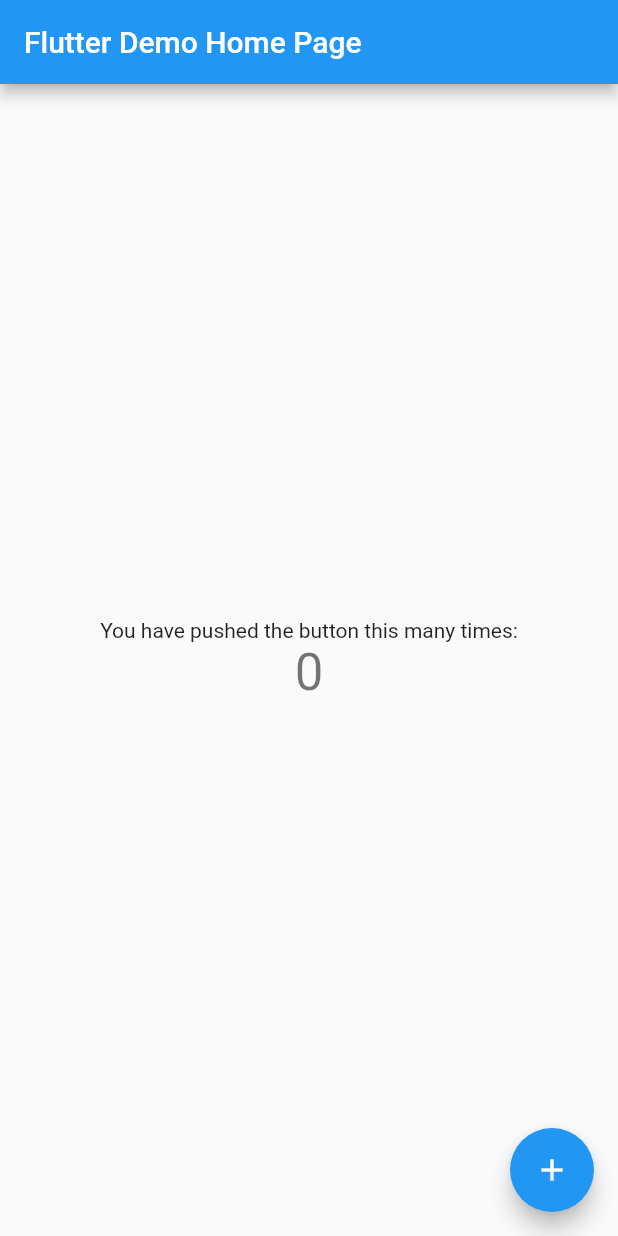
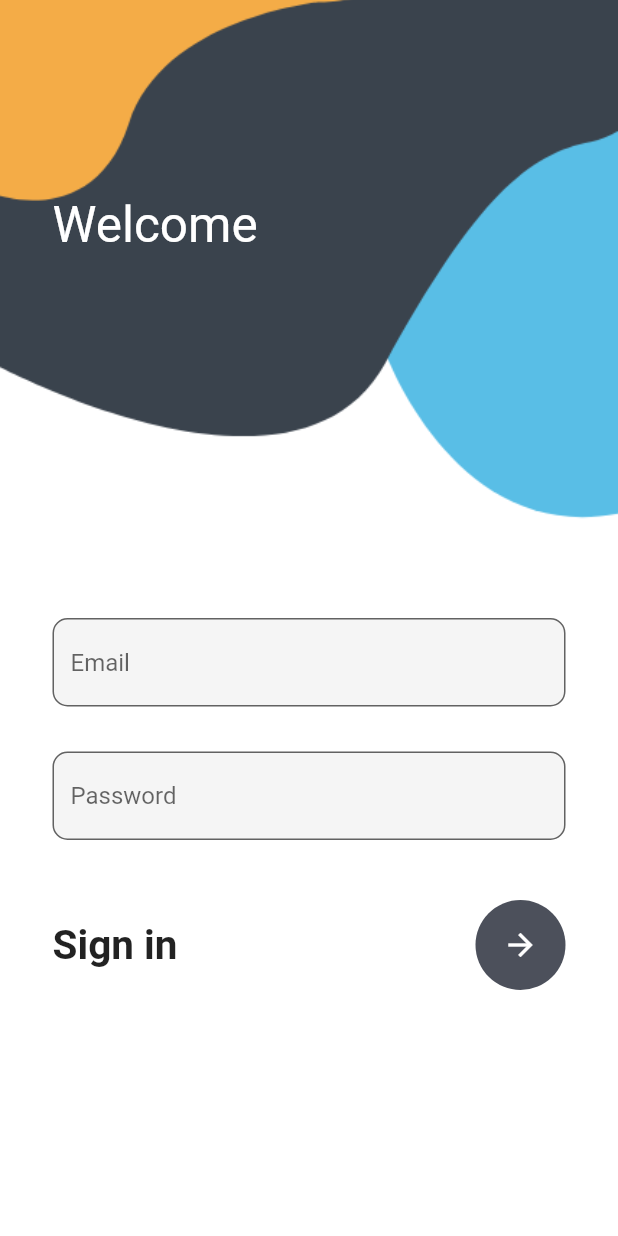
Before and after one commit to abdulawalarif/personal_blog, a Flutter app: the screen it shows after launch, on a phone screen of 412 x 824 dp. Run offline on Flutter 3.47's test engine with Material 2 defaults, Android fonts, the phone set to English and light mode, and no system bars.

Commit message:
Login screen UI

```diff
--- /dev/null
+++ b/lib/constant/global_varibale.dart
@@ -0,0 +1 @@
+String uri = "https://apitest.hotelsetting.com/api";
--- a/lib/main.dart
+++ b/lib/main.dart
@@ -1,4 +1,5 @@
 import 'package:flutter/material.dart';
+import 'package:personal_blog/screens/login.dart';
 
 void main() {
   runApp(const MyApp());
@@ -6,110 +7,13 @@ void main() {
 
 class MyApp extends StatelessWidget {
   const MyApp({super.key});
-
-  // This widget is the root of your application.
   @override
   Widget build(BuildContext context) {
     return MaterialApp(
-      title: 'Flutter Demo',
-      theme: ThemeData(
-        // This is the theme of your application.
-        //
-        // Try running your application with "flutter run". You'll see the
-        // application has a blue toolbar. Then, without quitting the app, try
-        // changing the primarySwatch below to Colors.green and then invoke
-        // "hot reload" (press "r" in the console where you ran "flutter run",
-        // or simply save your changes to "hot reload" in a Flutter IDE).
-        // Notice that the counter didn't reset back to zero; the application
-        // is not restarted.
-        primarySwatch: Colors.blue,
-      ),
-      home: const MyHomePage(title: 'Flutter Demo Home Page'),
-    );
+        title: 'Flutter Demo',
+        theme: ThemeData(
+          primarySwatch: Colors.blue,
+        ),
+        home: MyLogin());
   }
 }
-
-class MyHomePage extends StatefulWidget {
-  const MyHomePage({super.key, required this.title});
-
-  // This widget is the home page of your application. It is stateful, meaning
-  // that it has a State object (defined below) that contains fields that affect
-  // how it looks.
-
-  // This class is the configuration for the state. It holds the values (in this
-  // case the title) provided by the parent (in this case the App widget) and
-  // used by the build method of the State. Fields in a Widget subclass are
-  // always marked "final".
-
-  final String title;
-
-  @override
-  State<MyHomePage> createState() => _MyHomePageState();
-}
-
-class _MyHomePageState extends State<MyHomePage> {
-  int _counter = 0;
-
-  void _incrementCounter() {
-    setState(() {
-      // This call to setState tells the Flutter framework that something has
-      // changed in this State, which causes it to rerun the build method below
-      // so that the display can reflect the updated values. If we changed
-      // _counter without calling setState(), then the build method would not be
-      // called again, and so nothing would appear to happen.
-      _counter++;
-    });
-  }
-
-  @override
-  Widget build(BuildContext context) {
-    // This method is rerun every time setState is called, for instance as done
-    // by the _incrementCounter method above.
-    //
-    // The Flutter framework has been optimized to make rerunning build methods
-    // fast, so that you can just rebuild anything that needs updating rather
-    // than having to individually change instances of widgets.
-    return Scaffold(
-      appBar: AppBar(
-        // Here we take the value from the MyHomePage object that was created by
-        // the App.build method, and use it to set our appbar title.
-        title: Text(widget.title),
-      ),
-      body: Center(
-        // Center is a layout widget. It takes a single child and positions it
-        // in the middle of the parent.
-        child: Column(
-          // Column is also a layout widget. It takes a list of children and
-          // arranges them vertically. By default, it sizes itself to fit its
-          // children horizontally, and tries to be as tall as its parent.
-          //
-          // Invoke "debug painting" (press "p" in the console, choose the
-          // "Toggle Debug Paint" action from the Flutter Inspector in Android
-          // Studio, or the "Toggle Debug Paint" command in Visual Studio Code)
-          // to see the wireframe for each widget.
-          //
-          // Column has various properties to control how it sizes itself and
-          // how it positions its children. Here we use mainAxisAlignment to
-          // center the children vertically; the main axis here is the vertical
-          // axis because Columns are vertical (the cross axis would be
-          // horizontal).
-          mainAxisAlignment: MainAxisAlignment.center,
-          children: <Widget>[
-            const Text(
-              'You have pushed the button this many times:',
-            ),
-            Text(
-              '$_counter',
-              style: Theme.of(context).textTheme.headline4,
-            ),
-          ],
-        ),
-      ),
-      floatingActionButton: FloatingActionButton(
-        onPressed: _incrementCounter,
-        tooltip: 'Increment',
-        child: const Icon(Icons.add),
-      ), // This trailing comma makes auto-formatting nicer for build methods.
-    );
-  }
-}
--- /dev/null
+++ b/lib/screens/login.dart
@@ -0,0 +1,129 @@
+import 'package:flutter/material.dart';
+
+class MyLogin extends StatefulWidget {
+  const MyLogin({Key? key}) : super(key: key);
+
+  @override
+  _MyLoginState createState() => _MyLoginState();
+}
+
+class _MyLoginState extends State<MyLogin> {
+  late TextEditingController _emailController;
+  late TextEditingController _passwordController;
+  @override
+  void initState() {
+    super.initState();
+    _emailController = TextEditingController();
+    _passwordController = TextEditingController();
+  }
+
+  Future signIn() async {
+    showDialog(
+        context: context,
+        builder: (context) {
+          return const Center(
+            child: CircularProgressIndicator(),
+          );
+        });
+  }
+
+  @override
+  Widget build(BuildContext context) {
+    return Container(
+      decoration: BoxDecoration(
+        image: DecorationImage(
+            image: AssetImage('assets/login.png'), fit: BoxFit.cover),
+      ),
+      child: Scaffold(
+        backgroundColor: Colors.transparent,
+        body: Stack(
+          children: [
+            Container(),
+            Container(
+              padding: EdgeInsets.only(left: 35, top: 130),
+              child: Text(
+                'Welcome',
+                style: TextStyle(color: Colors.white, fontSize: 33),
+              ),
+            ),
+            SingleChildScrollView(
+              child: Container(
+                padding: EdgeInsets.only(
+                    top: MediaQuery.of(context).size.height * 0.5),
+                child: Column(
+                  crossAxisAlignment: CrossAxisAlignment.start,
+                  children: [
+                    Container(
+                      margin: EdgeInsets.only(left: 35, right: 35),
+                      child: Column(
+                        children: [
+                          TextField(
+                            controller: _emailController,
+                            style: TextStyle(color: Colors.black),
+                            decoration: InputDecoration(
+                                fillColor: Colors.grey.shade100,
+                                filled: true,
+                                hintText: "Email",
+                                border: OutlineInputBorder(
+                                  borderRadius: BorderRadius.circular(10),
+                                )),
+                            keyboardType: TextInputType.emailAddress,
+                          ),
+                          SizedBox(
+                            height: 30,
+                          ),
+                          TextField(
+                            controller: _passwordController,
+                            style: TextStyle(),
+                            obscureText: true,
+                            decoration: InputDecoration(
+                                fillColor: Colors.grey.shade100,
+                                filled: true,
+                                hintText: "Password",
+                                border: OutlineInputBorder(
+                                  borderRadius: BorderRadius.circular(10),
+                                )),
+                          ),
+                          SizedBox(
+                            height: 40,
+                          ),
+                          Row(
+                            mainAxisAlignment: MainAxisAlignment.spaceBetween,
+                            children: [
+                              Text(
+                                'Sign in',
+                                style: TextStyle(
+                                    fontSize: 27, fontWeight: FontWeight.w700),
+                              ),
+                              CircleAvatar(
+                                radius: 30,
+                                backgroundColor: Color(0xff4c505b),
+                                child: IconButton(
+                                    color: Colors.white,
+                                    onPressed: () async {
+                                      await signIn();
+                                      print(_passwordController);
+                                      print(_emailController);
+                                    },
+                                    icon: Icon(
+                                      Icons.arrow_forward,
+                                    )),
+                              )
+                            ],
+                          ),
+                          SizedBox(
+                            height: 40,
+                          ),
+                        ],
+                      ),
+                    )
+                  ],
+                ),
+              ),
+            ),
+          ],
+        ),
+      ),
+    );
+  }
+}
```
Also changed, not shown: lib/model/data.dart (added, +346 -0 lines), pubspec.yaml (+3 -76 lines), assets/login.png (added).
